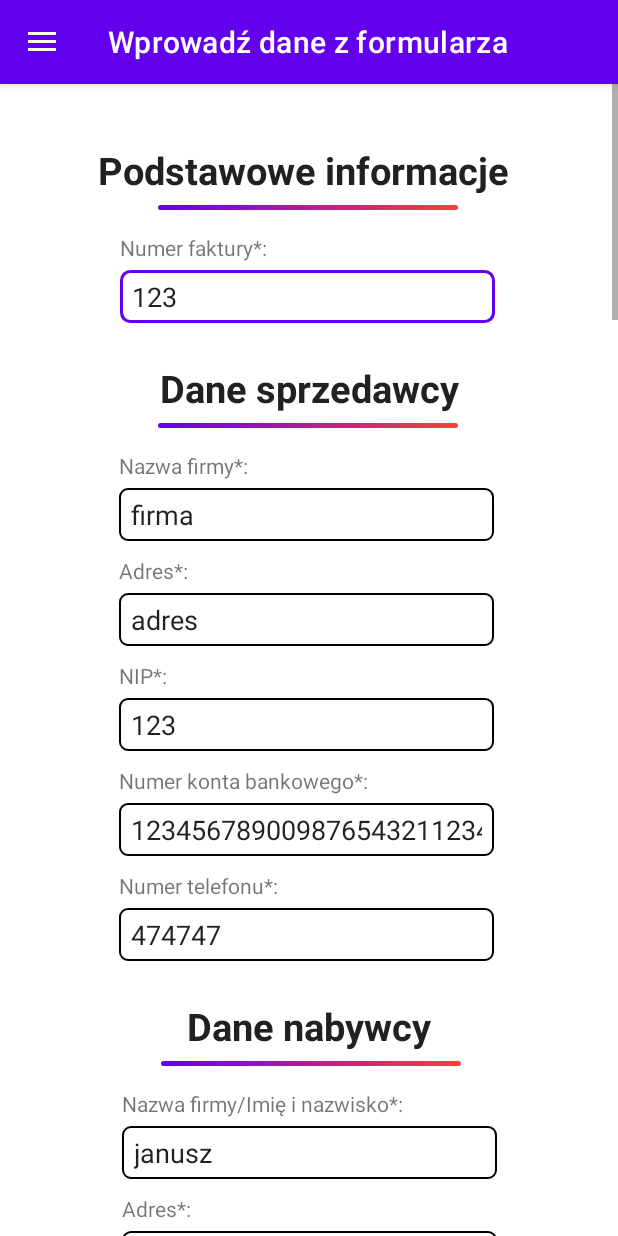
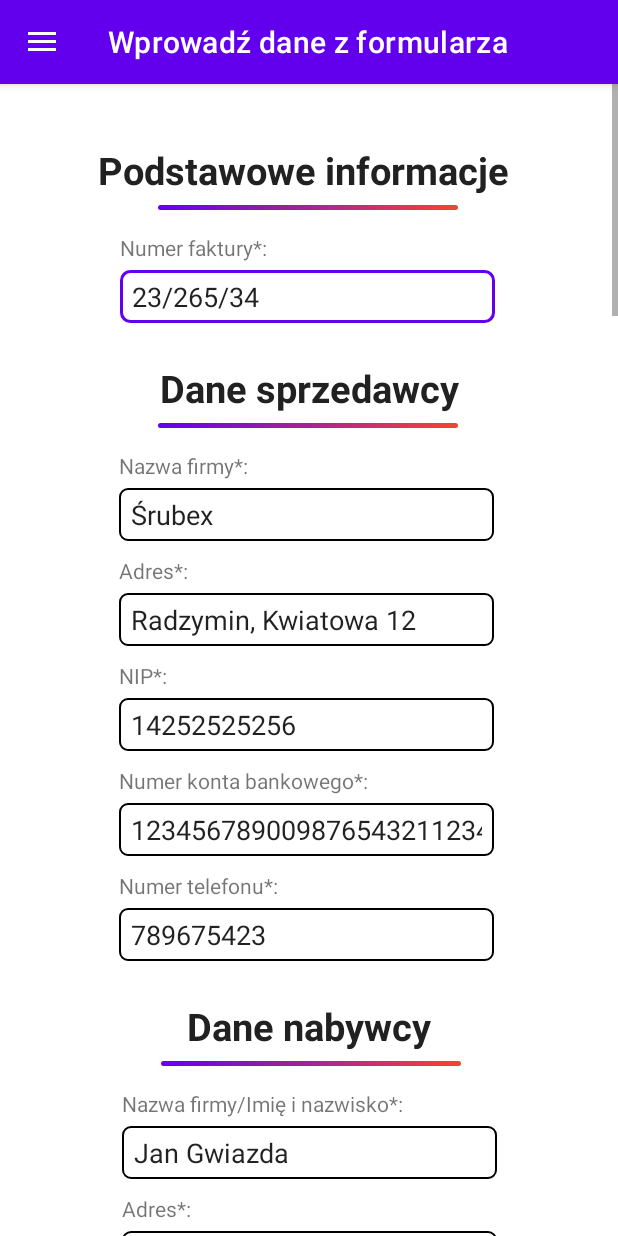
Before and after one commit to szymon-sowinski/InvoiceGenius, an Android app: the screen it shows after launch (MainActivity), in the side drawer, after a tap on "Wprowadź dane z formularza", on a phone screen of 412 x 824 dp. Run offline under Robolectric (Android 15) with nearby library versions, the phone set to English and light mode, and no system bars; our stand-ins replace navigation-ui.

Commit message:
Added adding values from form to invoice template

```diff
--- a/app/src/main/java/com/example/invoicegenius/InvoiceData.kt
+++ b/app/src/main/java/com/example/invoicegenius/InvoiceData.kt
@@ -1,4 +1,6 @@
 package com.example.invoicegenius
+
+import com.google.gson.Gson
 
 data class InvoiceData(
     val seller: Seller,
@@ -7,6 +9,7 @@ data class InvoiceData(
     val issueDate: String,
     val paymentMethod: String,
     val paymentDate: String,
+    val paymentTargetDate: String,
     val products: List<Product>,
     val invoiceNumber: String
 )
--- a/app/src/main/res/layout/fragment_form.xml
+++ b/app/src/main/res/layout/fragment_form.xml
@@ -67,7 +67,7 @@
                 android:layout_marginTop="5dp"
                 android:background="@drawable/edittext_selector"
                 android:ems="10"
-                android:text="123"
+                android:text="23/265/34"
                 android:hint="Numer faktury*"
                 android:inputType="text"
                 android:paddingStart="8dp"
@@ -131,7 +131,7 @@
                 android:layout_marginTop="5dp"
                 android:background="@drawable/edittext_selector"
                 android:ems="10"
-                android:text="firma"
+                android:text="Śrubex"
                 android:hint="Nazwa firmy*"
                 android:inputType="text"
                 android:paddingStart="8dp"
@@ -153,7 +153,7 @@
                 android:background="@drawable/edittext_selector"
                 android:ems="10"
                 android:hint="Adres*"
-                android:text="adres"
+                android:text="Radzymin, Kwiatowa 12"
                 android:inputType="text"
                 android:paddingStart="8dp"
                 android:paddingEnd="8dp" />
@@ -173,7 +173,7 @@
                 android:layout_marginTop="5dp"
                 android:background="@drawable/edittext_selector"
                 android:ems="10"
-                android:text="123"
+                android:text="14252525256"
                 android:hint="NIP*"
                 android:inputType="text"
                 android:paddingStart="8dp"
@@ -213,7 +213,7 @@
                 android:layout_marginTop="5dp"
                 android:background="@drawable/edittext_selector"
                 android:ems="10"
-                android:text="474747"
+                android:text="789675423"
                 android:hint="Numer telefonu*"
                 android:inputType="number"
                 android:paddingStart="8dp"
@@ -279,7 +279,7 @@
                 android:layout_marginTop="5dp"
                 android:background="@drawable/edittext_selector"
                 android:ems="10"
-                android:text="janusz"
+                android:text="Jan Gwiazda"
                 android:hint="Nazwa firmy/Imię i nazwisko*"
                 android:inputType="text"
                 android:paddingStart="8dp"
@@ -302,7 +302,7 @@
                 android:ems="10"
                 android:hint="Adres*"
                 android:inputType="text"
-                android:text="brykowo"
+                android:text="Marki, Gwiezdna 10"
                 android:paddingStart="8dp"
                 android:paddingEnd="8dp" />
 
@@ -322,7 +322,7 @@
                 android:background="@drawable/edittext_selector"
                 android:ems="10"
                 android:hint="Adres email*"
-                android:text="xd@lol.pl"
+                android:text="jgwiazda@wp.pl"
                 android:inputType="textEmailAddress"
                 android:paddingStart="8dp"
                 android:paddingEnd="8dp" />
@@ -341,7 +341,7 @@
                 android:layout_marginTop="5dp"
                 android:background="@drawable/edittext_selector"
                 android:ems="10"
-                android:text="123"
+                android:text="567345123"
                 android:hint="Numer telefonu*"
                 android:inputType="number"
                 android:paddingStart="8dp"
@@ -408,7 +408,7 @@
                 android:ems="10"
                 android:hint="Data sprzedaży*"
                 android:inputType="date"
-                android:text="12.04.2137"
+                android:text="12.04.2024"
                 android:paddingStart="8dp"
                 android:paddingEnd="8dp" />
 
@@ -429,7 +429,7 @@
                 android:ems="10"
                 android:hint="Data wystawienia faktury*"
                 android:inputType="date"
-                android:text="12.04.2137"
+                android:text="12.04.2024"
                 android:paddingStart="8dp"
                 android:paddingEnd="8dp" />
 
@@ -494,7 +494,7 @@
                 android:background="@drawable/edittext_selector"
                 android:ems="10"
                 android:hint="Metoda płatności*"
-                android:text="dupa"
+                android:text="Karta"
                 android:inputType="text"
                 android:paddingStart="8dp"
                 android:paddingEnd="8dp" />
@@ -514,11 +514,32 @@
                 android:layout_marginTop="5dp"
                 android:background="@drawable/edittext_selector"
                 android:ems="10"
-                android:text="23.04.2137"
+                android:text="23.04.2024"
                 android:hint="Data płatności*"
                 android:inputType="date"
                 android:paddingStart="8dp"
                 android:paddingEnd="8dp" />
+            <TextView
+                android:id="@+id/paymentTargetDateTitle"
+                android:layout_width="250dp"
+                android:layout_height="wrap_content"
+                android:layout_marginTop="10dp"
+                android:gravity="left"
+                android:text="Termin płatności*: " />
+
+            <EditText
+                android:id="@+id/paymentTargetDate"
+                android:layout_width="250dp"
+                android:layout_height="35dp"
+                android:layout_marginTop="5dp"
+                android:background="@drawable/edittext_selector"
+                android:ems="10"
+                android:text="23.04.2024"
+                android:hint="Termin płatności*"
+                android:inputType="date"
+                android:paddingStart="8dp"
+                android:paddingEnd="8dp" />
+
 
         </LinearLayout>
 
@@ -598,6 +619,7 @@
                 android:background="@drawable/edittext_selector"
                 android:ems="10"
                 android:hint="Nazwa produktu"
+                android:text="Kwas"
                 android:inputType="text"
                 android:paddingStart="8dp"
                 android:paddingEnd="8dp" />
```
Also changed, not shown: app/src/main/java/com/example/invoicegenius/InvoiceActivity.kt (+60 -0 lines), app/src/main/java/com/example/invoicegenius/InvoiceView.kt (+24 -1 lines), app/src/main/java/com/example/invoicegenius/ui/form/FormFragment.kt (+8 -0 lines), app/src/main/res/layout/activity_invoice.xml (+8 -11 lines).
